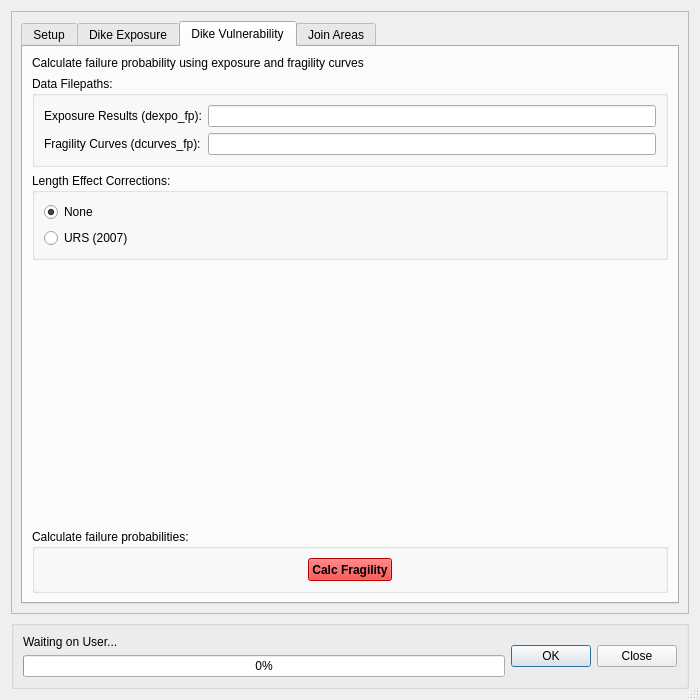
The window that canflood/misc/dikes/dikes.ui (NRCan/CanFlood) describes before a commit, drawn with Qt 5.
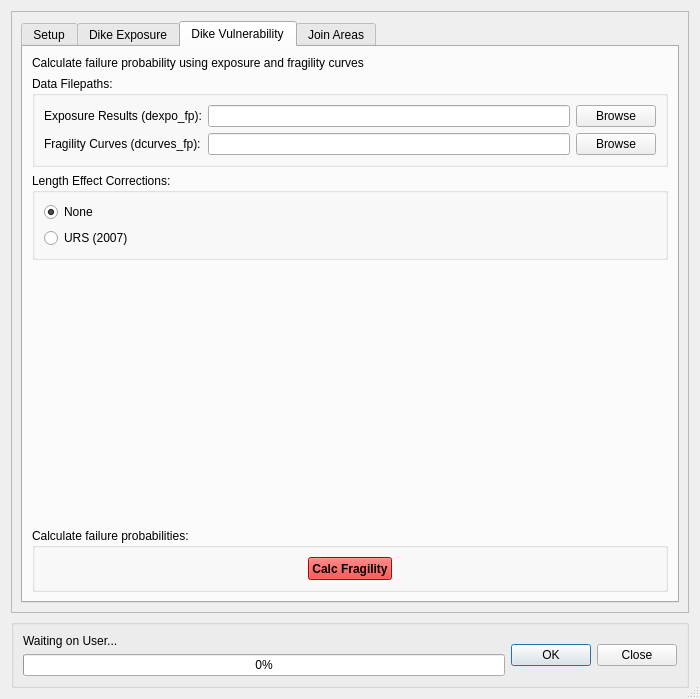
The same window after the commit. The open tabs and pages were chosen to show the change. Custom widgets are drawn as their Qt base class.

Commit message: style fixes. add browse buttons

```diff
--- a/canflood/misc/dikes/dikes.ui
+++ b/canflood/misc/dikes/dikes.ui
@@ -7,7 +7,7 @@
     <x>0</x>
     <y>0</y>
     <width>700</width>
-    <height>700</height>
+    <height>699</height>
    </rect>
   </property>
   <property name="sizePolicy">
@@ -46,7 +46,7 @@
         <x>0</x>
         <y>0</y>
         <width>680</width>
-        <height>612</height>
+        <height>611</height>
        </rect>
       </property>
       <layout class="QVBoxLayout" name="verticalLayout">
@@ -1303,17 +1303,17 @@
              <property name="title">
               <string>Data Filepaths:</string>
              </property>
-             <layout class="QFormLayout" name="formLayout_2">
-              <item row="1" column="1">
-               <widget class="QLineEdit" name="lineEdit_v_dexpo_fp"/>
-              </item>
-              <item row="1" column="0">
+             <layout class="QGridLayout" name="gridLayout_3">
+              <item row="0" column="0">
                <widget class="QLabel" name="label_7">
                 <property name="text">
                  <string>Exposure Results (dexpo_fp):</string>
                 </property>
                </widget>
               </item>
+              <item row="0" column="1">
+               <widget class="QLineEdit" name="lineEdit_v_dexpo_fp"/>
+              </item>
               <item row="2" column="0">
                <widget class="QLabel" name="label_9">
                 <property name="text">
@@ -1324,6 +1324,20 @@
               <item row="2" column="1">
                <widget class="QLineEdit" name="lineEdit_v_dcurves_fp"/>
               </item>
+              <item row="0" column="2">
+               <widget class="QPushButton" name="pushButton_v_dexpo_brwse">
+                <property name="text">
+                 <string>Browse</string>
+                </property>
+               </widget>
+              </item>
+              <item row="2" column="2">
+               <widget class="QPushButton" name="pushButton_v_dcurves_brwse">
+                <property name="text">
+                 <string>Browse</string>
+                </property>
+               </widget>
+              </item>
              </layout>
             </widget>
            </item>
```
Left out of the diff: 14 changed lines with no effect on the pictures. The commit also changes 5 other files.
